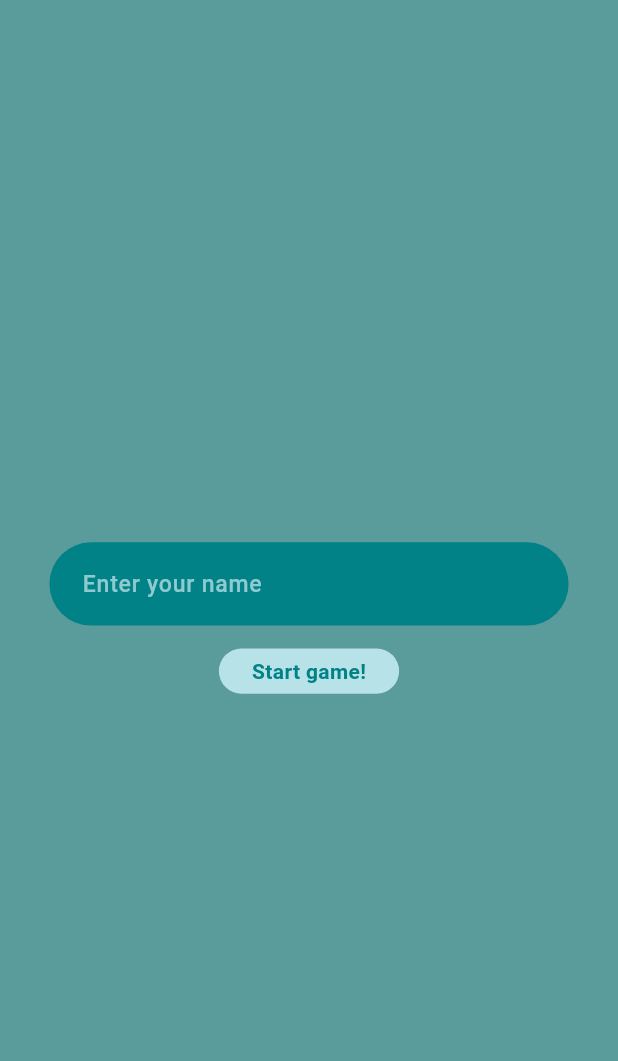
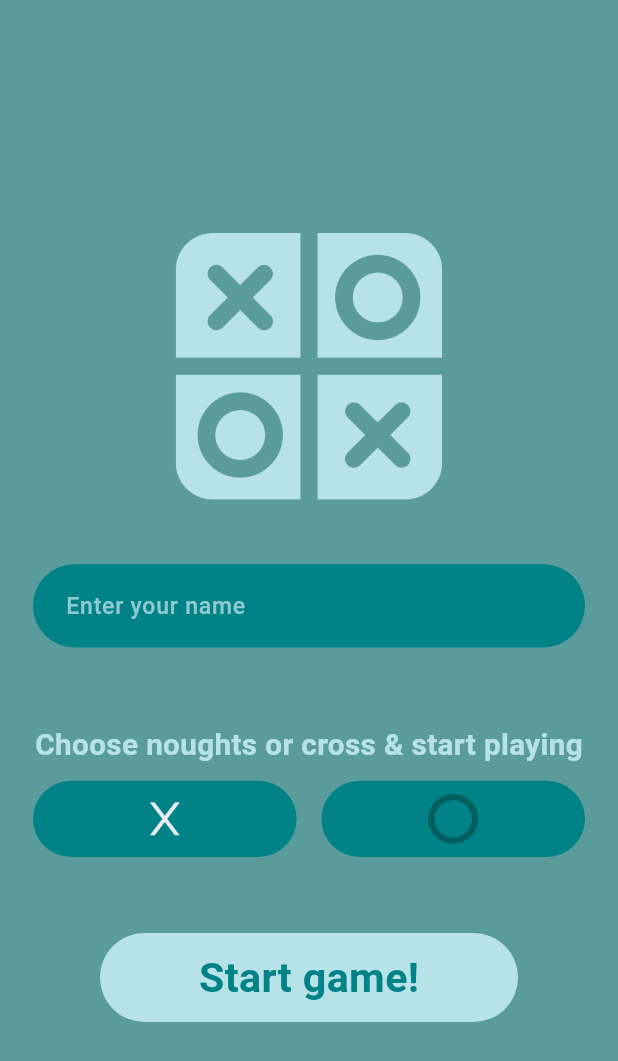
Before and after one commit to ibragimov05/tic-tac-toe-game, a Flutter app: the screen it shows after launch, on a phone screen of 412 x 824 dp. Shown: the top 1061 px of the screen. Run offline on Flutter 3.47's test engine with Material 3 defaults, Android fonts, the light colour scheme and no system bars; drawn by our look-alikes of zoom_tap_animation; our stand-ins replace flutter_screenutil.

Commit message:
half finish trash app

```diff
--- a/lib/main.dart
+++ b/lib/main.dart
@@ -1,5 +1,6 @@
 import 'package:flutter/material.dart';
 import 'package:flutter_screenutil/flutter_screenutil.dart';
+import 'package:tic_tac_toe_game/screens/game_page/tic_tac_page.dart';
 import 'package:tic_tac_toe_game/screens/main_page.dart';
 
 void main() {
--- /dev/null
+++ b/lib/screens/game_page/widgets/button_creator.dart
@@ -0,0 +1,53 @@
+import 'package:flutter/material.dart';
+import 'package:flutter_screenutil/flutter_screenutil.dart';
+import 'package:tic_tac_toe_game/screens/main_page.dart';
+import 'package:zoom_tap_animation/zoom_tap_animation.dart';
+
+class ButtonCreator extends StatefulWidget {
+  final String icoPath;
+  final int icoValue;
+
+  ButtonCreator({super.key, required this.icoPath, required this.icoValue});
+
+  @override
+  State<ButtonCreator> createState() => _ButtonCreatorState();
+}
+
+class _ButtonCreatorState extends State<ButtonCreator> {
+  bool isTapped = false;
+
+  @override
+  Widget build(BuildContext context) {
+    return ZoomTapAnimation(
+      onTap: () {
+        setState(() {
+          if (MainPage.isButtonsPressed[0] == true && widget.icoValue == 1) {
+            MainPage.isButtonsPressed[widget.icoValue] =
+                !MainPage.isButtonsPressed[widget.icoValue];
+          } else if (MainPage.isButtonsPressed[1] == true &&
+              widget.icoValue == 0) {
+            MainPage.isButtonsPressed[widget.icoValue] =
+                !MainPage.isButtonsPressed[widget.icoValue];
+          }
+          MainPage.isButtonsPressed[widget.icoValue] =
+              !MainPage.isButtonsPressed[widget.icoValue];
+
+          // isTapped = !isTapped;
+          print(MainPage.isButtonsPressed);
+        });
+      },
+      child: Container(
+        padding: EdgeInsets.all(8.sp),
+        width: 160.w,
+        height: double.infinity,
+        decoration: BoxDecoration(
+          color: MainPage.isButtonsPressed[widget.icoValue]
+              ? Color(0xFF79D6DF)
+              : Color(0xFF008287),
+          borderRadius: BorderRadius.circular(30.r),
+        ),
+        child: Image.asset(widget.icoPath),
+      ),
+    );
+  }
+}
--- a/lib/screens/main_page.dart
+++ b/lib/screens/main_page.dart
@@ -2,11 +2,17 @@ import 'package:flutter/cupertino.dart';
 import 'package:flutter/material.dart';
 import 'package:flutter_screenutil/flutter_screenutil.dart';
 import 'package:tic_tac_toe_game/screens/game_page/tic_tac_page.dart';
+import 'package:tic_tac_toe_game/screens/game_page/widgets/button_creator.dart';
 import 'package:tic_tac_toe_game/utils/extension/sized_box_extension.dart';
 import 'package:zoom_tap_animation/zoom_tap_animation.dart';
 
 class MainPage extends StatefulWidget {
   const MainPage({super.key});
+
+  static List<bool> isButtonsPressed = [
+    false,
+    false,
+  ];
 
   @override
   State<MainPage> createState() => _MainPageState();
@@ -19,11 +25,20 @@ class _MainPageState extends State<MainPage> {
     return Scaffold(
       backgroundColor: Color(0xFF5A9B9B),
       body: Padding(
-        padding: EdgeInsets.symmetric(horizontal: 30.w),
+        padding: EdgeInsets.symmetric(horizontal: 20.w),
         child: Column(
           crossAxisAlignment: CrossAxisAlignment.center,
           mainAxisAlignment: MainAxisAlignment.center,
           children: [
+            /// main icon
+            Image.asset(
+              'assets/icons/tic-tac-toe.png',
+              height: 200.h,
+              width: 200.w,
+            ),
+            30.height(),
+
+            /// text field to enter name
             Container(
               decoration: BoxDecoration(
                 color: Color(0xFF008287),
@@ -49,16 +64,51 @@ class _MainPageState extends State<MainPage> {
                 ],
               ),
             ),
-            15.height(),
+            50.height(),
+            Text(
+              'Choose noughts or cross & start playing',
+              style: TextStyle(
+                color: Color(0xFFB7E2E8),
+                fontWeight: FontWeight.w700,
+                fontSize: 18.sp,
+              ),
+            ),
+            10.height(),
+
+            /// choosing noughts or cross
+            Container(
+              width: double.infinity,
+              height: 50.h,
+              child: Row(
+                mainAxisAlignment: MainAxisAlignment.spaceBetween,
+                children: [
+                  ButtonCreator(
+                    icoPath: 'assets/icons/x.png',
+                    icoValue: 0,
+                  ),
+                  ButtonCreator(
+                    icoPath: 'assets/icons/0.png',
+                    icoValue: 1,
+                  ),
+                ],
+              ),
+            ),
+            50.height(),
+
+            /// start game button
             ZoomTapAnimation(
               onTap: () {
-                if (userInputController.text.toString().trim().isNotEmpty) {
+                if (userInputController.text.toString().trim().isNotEmpty &&
+                    MainPage.isButtonsPressed.contains(true)) {
                   Navigator.push(
                     context,
                     CupertinoPageRoute(
                       builder: (context) {
                         return TicTacGamePage(
                           userName: userInputController.text,
+                          userChoice: MainPage.isButtonsPressed[0] == true
+                              ? 0
+                              : 1, // 0 == 0 : 1 = X
                         );
                       },
                     ),
@@ -66,14 +116,16 @@ class _MainPageState extends State<MainPage> {
                 }
               },
               child: Container(
-                padding: EdgeInsets.symmetric(horizontal: 20.w, vertical: 5.h),
+                padding: EdgeInsets.symmetric(horizontal: 60.w, vertical: 10.h),
                 decoration: BoxDecoration(
-                    color: Color(0xFFB7E2E8),
-                    borderRadius: BorderRadius.circular(20.r)),
+                  color: Color(0xFFB7E2E8),
+                  borderRadius: BorderRadius.circular(30.r),
+                ),
                 child: Text(
                   'Start game!',
                   style: TextStyle(
                     color: Color(0xFF008287),
+                    fontSize: 25.sp,
                     fontWeight: FontWeight.w600,
                   ),
                 ),
--- a/pubspec.yaml
+++ b/pubspec.yaml
@@ -62,9 +62,9 @@ flutter:
   uses-material-design: true
 
   # To add assets to your application, add an assets section, like this:
-  # assets:
-  #   - images/a_dot_burr.jpeg
-  #   - images/a_dot_ham.jpeg
+  assets:
+    - assets/images/
+    - assets/icons/
 
   # An image asset can refer to one or more resolution-specific "variants", see
   # https://flutter.dev/assets-and-images/#resolution-aware
```
Also changed, not shown: lib/screens/game_page/tic_tac_page.dart (+197 -0 lines), lib/screens/game_page/widgets/container_creator.dart (added, +35 -0 lines), assets/icons/0.png (added), assets/icons/tic-tac-toe.png (added), assets/icons/x.png (added), 1 other file.
